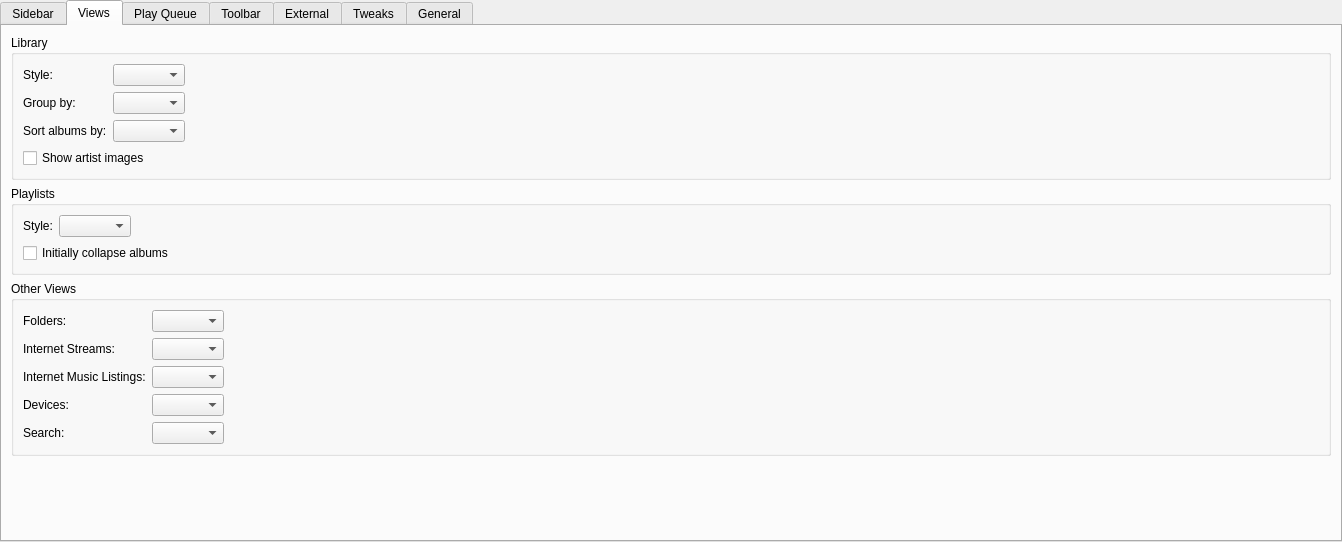
CDrummond/cantata, file gui/interfacesettings.ui: the form before one commit.
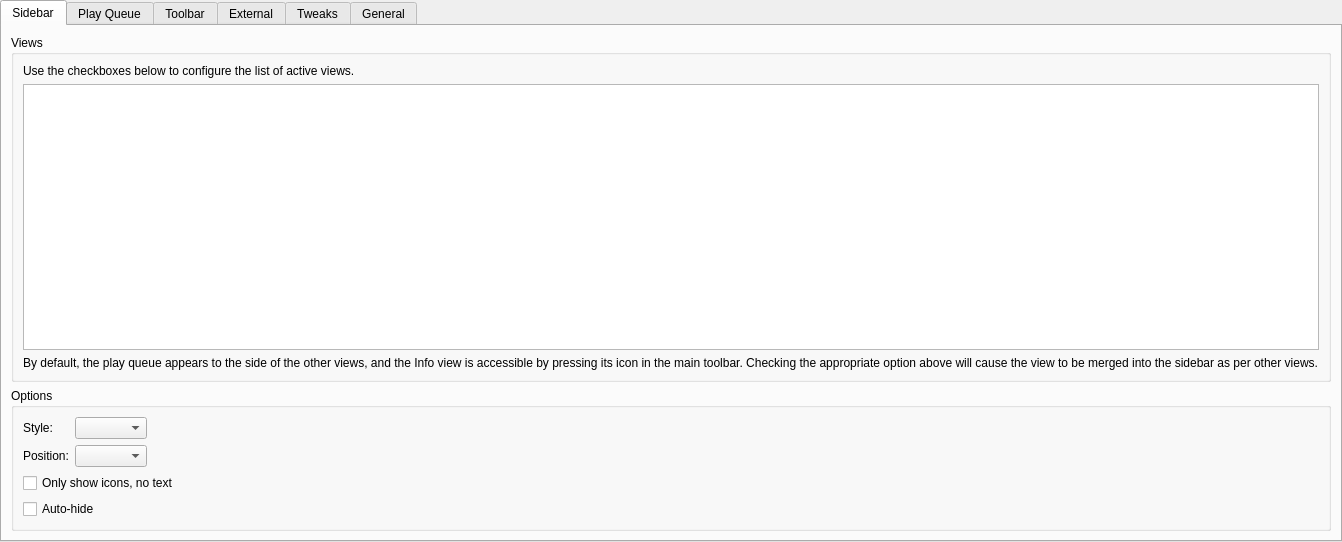
The form after the commit. The open tabs and pages were chosen to show the change. Custom widgets are drawn as their Qt base class.

Commit message: Move view settings into menu button for each view

```diff
--- a/gui/interfacesettings.ui
+++ b/gui/interfacesettings.ui
@@ -123,203 +123,6 @@
        </item>
       </layout>
      </widget>
-     <widget class="QWidget" name="tab">
-      <attribute name="title">
-       <string>Views</string>
-      </attribute>
-      <layout class="QGridLayout" name="viewsLayout">
-       <item row="0" column="0">
-        <widget class="QGroupBox" name="libraryViewGroupBox">
-         <property name="title">
-          <string>Library</string>
-         </property>
-         <layout class="QFormLayout" name="libraryViewLayout">
-          <property name="fieldGrowthPolicy">
-           <enum>QFormLayout::ExpandingFieldsGrow</enum>
-          </property>
-          <property name="formAlignment">
-           <set>Qt::AlignJustify|Qt::AlignTop</set>
-          </property>
-          <item row="0" column="0">
-           <widget class="BuddyLabel" name="labelx2">
-            <property name="text">
-             <string>Style:</string>
-            </property>
-            <property name="buddy">
-             <cstring>libraryView</cstring>
-            </property>
-           </widget>
-          </item>
-          <item row="0" column="1">
-           <widget class="QComboBox" name="libraryView"/>
-          </item>
-          <item row="1" column="0">
-           <widget class="BuddyLabel" name="label">
-            <property name="text">
-             <string>Group by:</string>
-            </property>
-            <property name="buddy">
-             <cstring>libraryGrouping</cstring>
-            </property>
-           </widget>
-          </item>
-          <item row="1" column="1">
-           <widget class="QComboBox" name="libraryGrouping"/>
-          </item>
-          <item row="2" column="0">
-           <widget class="BuddyLabel" name="labelx">
-            <property name="text">
-             <string>Sort albums by:</string>
-            </property>
-            <property name="buddy">
-             <cstring>librarySort</cstring>
-            </property>
-           </widget>
-          </item>
-          <item row="2" column="1">
-           <widget class="QComboBox" name="librarySort">
-            <property name="sizeAdjustPolicy">
-             <enum>QComboBox::AdjustToContents</enum>
-            </property>
-           </widget>
-          </item>
-          <item row="3" column="0" colspan="2">
-           <widget class="QCheckBox" name="libraryArtistImage">
-            <property name="text">
-             <string>Show artist images</string>
-            </property>
-           </widget>
-          </item>
-         </layout>
-        </widget>
-       </item>
-       <item row="1" column="0">
-        <widget class="QGroupBox" name="playlistsViewGroupBox">
-         <property name="title">
-          <string>Playlists</string>
-         </property>
-         <layout class="QFormLayout" name="playlistsViewLayout">
-          <property name="fieldGrowthPolicy">
-           <enum>QFormLayout::ExpandingFieldsGrow</enum>
-          </property>
-          <property name="formAlignment">
-           <set>Qt::AlignJustify|Qt::AlignTop</set>
-          </property>
-          <item row="0" column="0">
-           <widget class="BuddyLabel" name="label_3">
-            <property name="text">
-             <string>Style:</string>
-            </property>
-            <property name="buddy">
-             <cstring>playlistsView</cstring>
-            </property>
-           </widget>
-          </item>
-          <item row="0" column="1">
-           <widget class="QComboBox" name="playlistsView"/>
-          </item>
-          <item row="1" column="0" colspan="2">
-           <widget class="QCheckBox" name="playListsStartClosed">
-            <property name="text">
-             <string>Initially collapse albums</string>
-            </property>
-           </widget>
-          </item>
-         </layout>
-        </widget>
-       </item>removeWidget
-       <item row="2" column="0">
-        <widget class="QGroupBox" name="otherViewGroupBox">
-         <property name="title">
-          <string>Other Views</string>
-         </property>
-         <layout class="QFormLayout" name="otherViewLayout">
-          <property name="fieldGrowthPolicy">
-           <enum>QFormLayout::ExpandingFieldsGrow</enum>
-          </property>
-          <property name="formAlignment">
-           <set>Qt::AlignJustify|Qt::AlignTop</set>
-          </property>
-          <item row="0" column="0">
-           <widget class="BuddyLabel" name="folderViewLabel">
-            <property name="text">
-             <string>Folders:</string>
-            </property>
-            <property name="buddy">
-             <cstring>folderView</cstring>
-            </property>
-           </widget>
-          </item>
-          <item row="0" column="1">
-           <widget class="QComboBox" name="folderView"/>
-          </item>
-          <item row="1" column="0">
-           <widget class="BuddyLabel" name="streamsViewLabel">
-            <property name="text">
-             <string>Internet Streams:</string>
-            </property>
-            <property name="buddy">
-             <cstring>streamsView</cstring>
-            </property>
-           </widget>
-          </item>
-          <item row="1" column="1">
-           <widget class="QComboBox" name="streamsView"/>
-          </item>
-          <item row="2" column="0">
-           <widget class="BuddyLabel" name="onlineViewLabel">
-            <property name="text">
-             <string>Internet Music Listings:</string>
-            </property>
-            <property name="buddy">
-             <cstring>onlineView</cstring>
-            </property>
-           </widget>
-          </item>
-          <item row="2" column="1">
-           <widget class="QComboBox" name="onlineView"/>
-          </item>
-          <item row="3" column="0">
-           <widget class="BuddyLabel" name="devicesViewLabel">
-            <property name="text">
-             <string>Devices:</string>
-            </property>
-            <property name="buddy">
-             <cstring>devicesView</cstring>
-            </property>
-           </widget>
-          </item>
-          <item row="3" column="1">
-           <widget class="QComboBox" name="devicesView"/>
-          </item>
-          <item row="4" column="0">
-           <widget class="QLabel" name="label_5">
-            <property name="text">
-             <string>Search:</string>
-            </property>
-           </widget>
-          </item>
-          <item row="4" column="1">
-           <widget class="QComboBox" name="searchView"/>
-          </item>
-         </layout>
-        </widget>
-       </item>
-       <item row="4" column="0">
-        <spacer name="verticalSpacer_3xx">
-         <property name="orientation">
-          <enum>Qt::Vertical</enum>
-         </property>
-         <property name="sizeHint" stdset="0">
-          <size>
-           <width>2</width>
-           <height>0</height>
-          </size>
-         </property>
-        </spacer>
-       </item>
-      </layout>
-     </widget>
      <widget class="QWidget" name="tab_5">
       <attribute name="title">
        <string>Play Queue</string>
```
The commit also changes 43 other files.
